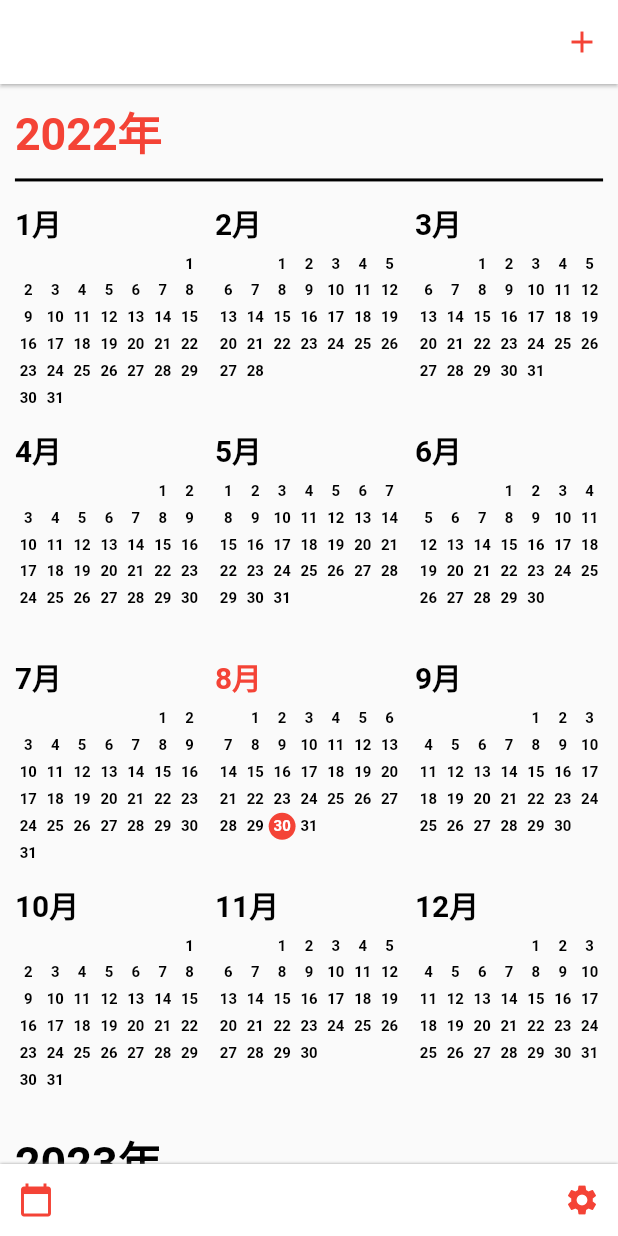
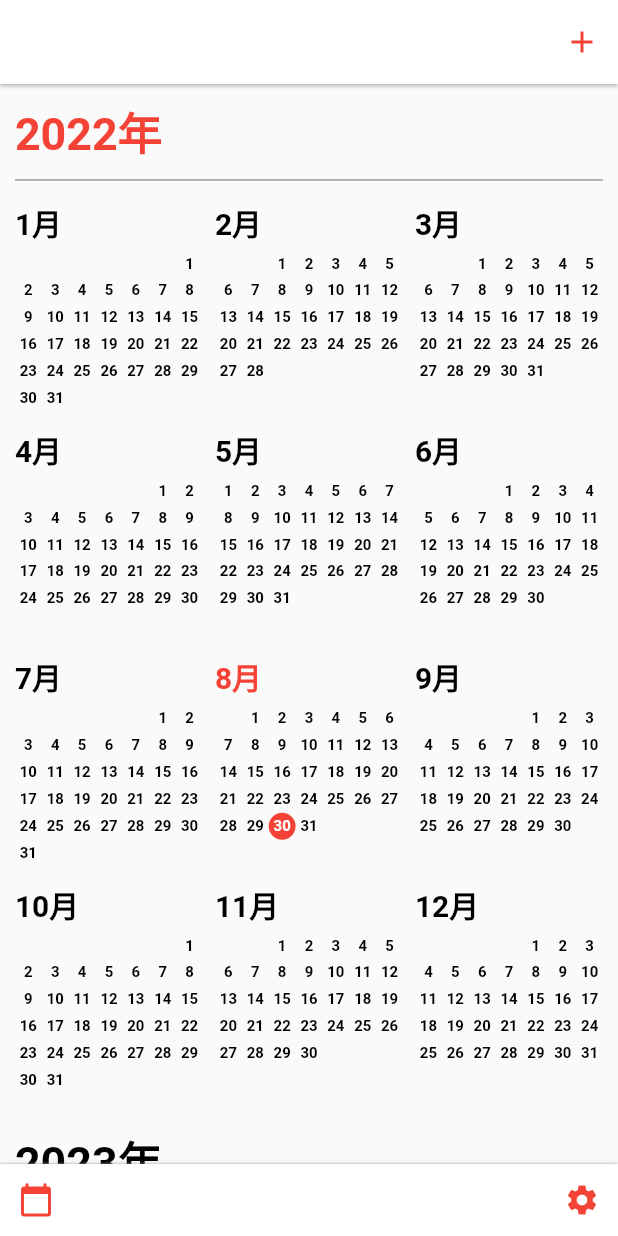
Before and after one commit to jingshuiwuhen/CgmCalendar, a Flutter app: the screen it shows after launch, on a phone screen of 412 x 824 dp. Run offline on Flutter 3.47's test engine with Material 2 defaults, Android fonts, the light colour scheme and no system bars; our stand-ins replace date_format, expandable_page_view, flutter_screenutil, package_info_plus, sprintf, sqflite; accounts and stored records are empty.

Commit message:
temp commit

```diff
--- a/cgm_calendar/lib/widgets/cell_one_year.dart
+++ b/cgm_calendar/lib/widgets/cell_one_year.dart
@@ -32,8 +32,8 @@ class CellOneYear extends StatelessWidget {
               bottom: 6.h,
             ),
             child: const Divider(
-              color: Colors.black,
-              thickness: 2,
+              color: Colors.grey,
+              thickness: 1,
             ),
           ),
           GridView.builder(
```
Also changed, not shown: cgm_calendar/lib/add_schedule_helper.dart (+5 -5 lines), cgm_calendar/lib/db/db_manager.dart (+16 -9 lines).
